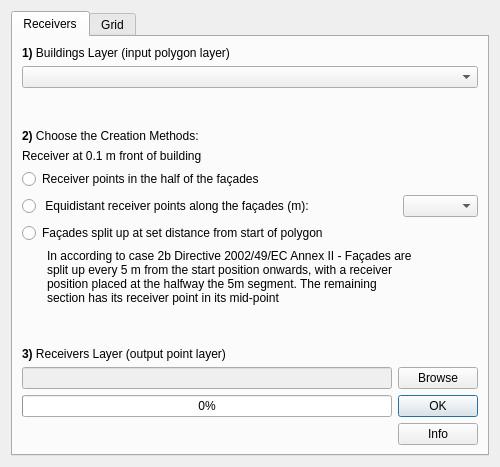
Old version of the form tools/ui_CreateReceiverPoints.ui in the repository pierluigiderosa/openoise.
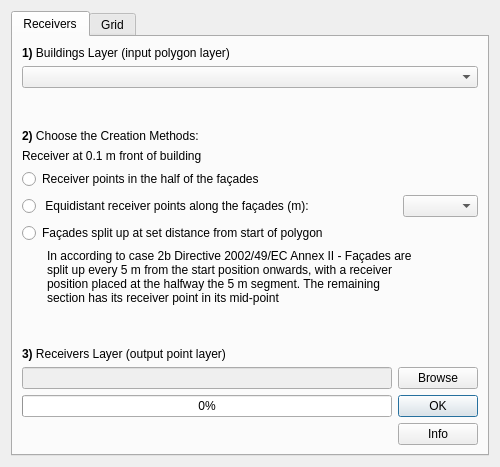
New version of the form. The open tabs and pages were chosen to show the change. Custom widgets are drawn as their Qt base class.

The edit to the form file:
```diff
--- a/tools/ui_CreateReceiverPoints.ui
+++ b/tools/ui_CreateReceiverPoints.ui
@@ -163,7 +163,7 @@
        <item>
         <widget class="QLabel" name="label_5">
          <property name="text">
-          <string>&lt;html&gt;&lt;head/&gt;&lt;body&gt;&lt;p align=&quot;justify&quot;&gt;In according to case 2b Directive 2002/49/EC Annex II - Façades are &lt;br/&gt;split up every 5 m from the start position onwards, with a receiver&lt;br/&gt;position placed at the halfway the 5m segment. The remaining &lt;br/&gt;section has its receiver point in its mid-point&lt;/p&gt;&lt;/body&gt;&lt;/html&gt;</string>
+          <string>&lt;html&gt;&lt;head/&gt;&lt;body&gt;&lt;p align=&quot;justify&quot;&gt;In according to case 2b Directive 2002/49/EC Annex II - Façades are &lt;br/&gt;split up every 5 m from the start position onwards, with a receiver&lt;br/&gt;position placed at the halfway the 5 m segment. The remaining &lt;br/&gt;section has its receiver point in its mid-point&lt;/p&gt;&lt;/body&gt;&lt;/html&gt;</string>
          </property>
          <property name="margin">
           <number>0</number>
```
Left out of the diff: 6 changed lines with no effect on the pictures.
